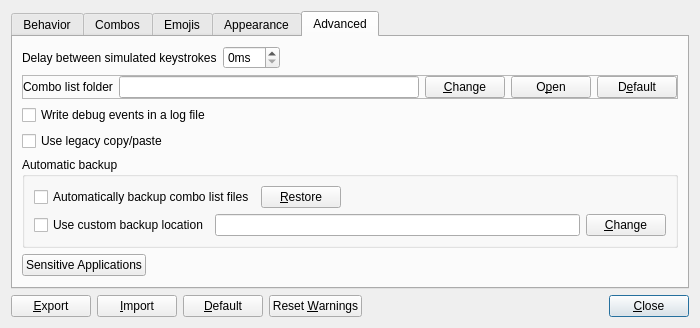
Above: Beeftext/PreferencesDialog.ui from xmichelo/Beeftext before the change. Below: the same form after it.
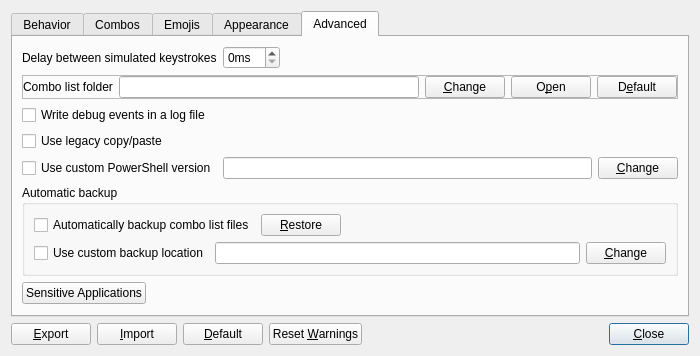
That is the form after the change. The open tabs and pages were chosen to show the change.

Commit message: added preference setting for custom PowerShell version (not used yet).

```diff
--- a/Beeftext/PreferencesDialog.ui
+++ b/Beeftext/PreferencesDialog.ui
@@ -7,7 +7,7 @@
     <x>0</x>
     <y>0</y>
     <width>700</width>
-    <height>325</height>
+    <height>356</height>
    </rect>
   </property>
   <property name="minimumSize">
@@ -778,6 +778,31 @@
          </property>
         </widget>
        </item>
+       <item>
+        <layout class="QHBoxLayout" name="horizontalLayout_18">
+         <item>
+          <widget class="QCheckBox" name="checkUseCustomPowershellVersion">
+           <property name="text">
+            <string>Use custom PowerShell version</string>
+           </property>
+          </widget>
+         </item>
+         <item>
+          <widget class="QLineEdit" name="editCustomPowerShellPath">
+           <property name="readOnly">
+            <bool>true</bool>
+           </property>
+          </widget>
+         </item>
+         <item>
+          <widget class="QPushButton" name="buttonChangeCustomPowershellVersion">
+           <property name="text">
+            <string>&amp;Change</string>
+           </property>
+          </widget>
+         </item>
+        </layout>
+       </item>
        <item>
         <widget class="QGroupBox" name="groupboxAutoBackup">
          <property name="title">
```
Left out of the diff: 79 changed lines with no effect on the pictures. The commit also changes 4 other files.
